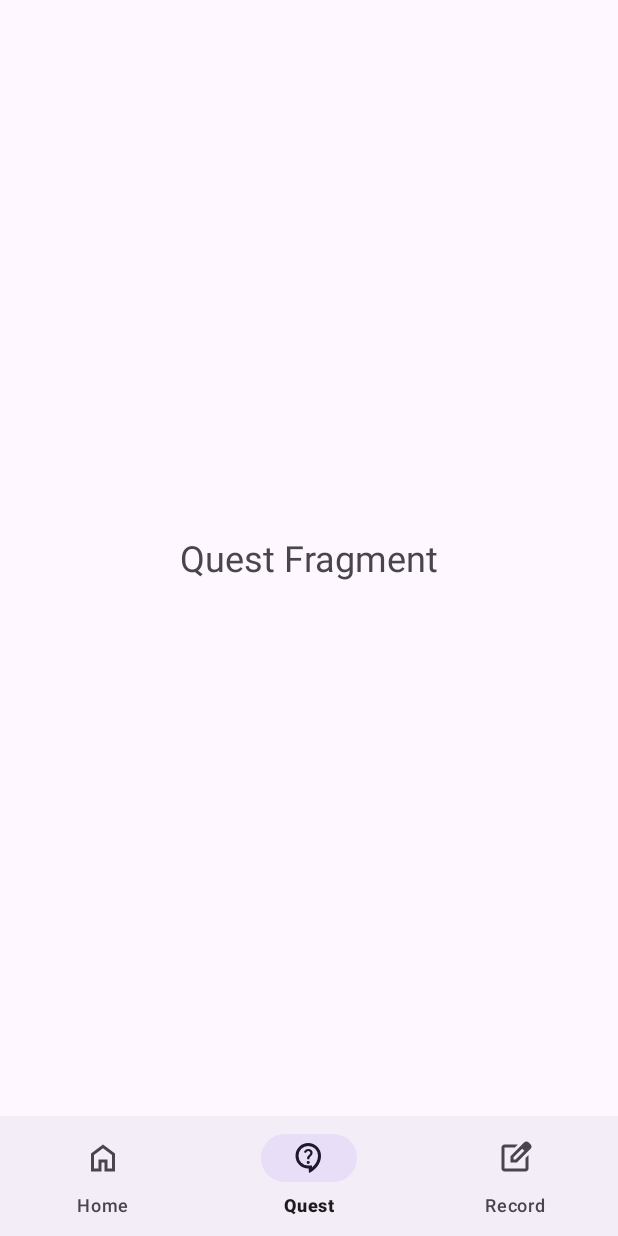
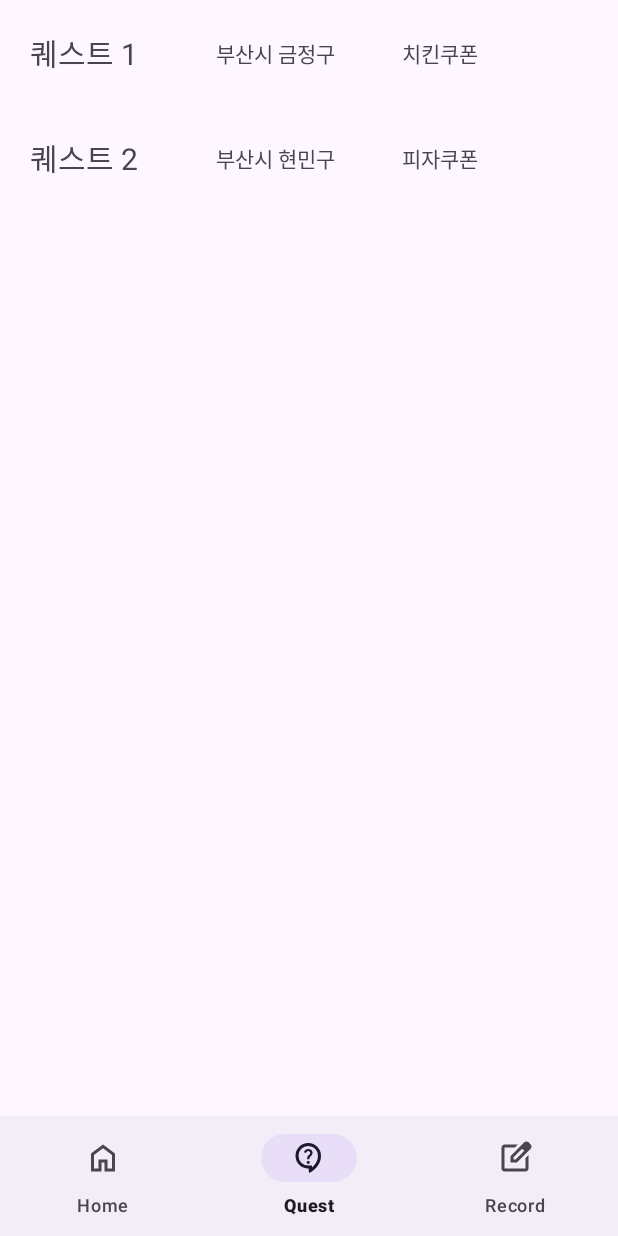
Before and after one commit to kyleidea1/Manolja, an Android app: the screen it shows after launch (MainActivity), item 2 of the bottom bar chosen, on a phone screen of 412 x 824 dp. Run offline under Robolectric (Android 15) with nearby library versions, the phone set to English and light mode, and no system bars.

Commit message:
feat: 퀘스트 프래그먼트 구현
퀘스트 목록 구현, 목록 중 하나 클릭 시 상세 팝업이 뜸

```diff
--- a/app/build.gradle.kts
+++ b/app/build.gradle.kts
@@ -9,6 +9,10 @@ android {
 
     buildFeatures {
         viewBinding = true
+    }
+
+    viewBinding {
+        enable = true
     }
 
     defaultConfig {
--- a/app/src/main/AndroidManifest.xml
+++ b/app/src/main/AndroidManifest.xml
@@ -12,7 +12,9 @@
         android:supportsRtl="true"
         android:theme="@style/Theme.Manolja"
         tools:targetApi="31">
-
+        <activity
+            android:name=".ui.fragment.QuestDetailFragment"
+            android:exported="false" />
         <activity
             android:name=".ui.activity.MainActivity"
             android:exported="true">
--- /dev/null
+++ b/app/src/main/java/com/example/manolja/ui/Quest.kt
@@ -0,0 +1,7 @@
+package com.example.manolja.ui
+
+data class Quest(
+    val name: String,
+    val location: String,
+    val reward: String
+)
--- /dev/null
+++ b/app/src/main/java/com/example/manolja/ui/QuestAdapter.kt
@@ -0,0 +1,36 @@
+import android.view.LayoutInflater
+import android.view.ViewGroup
+import androidx.recyclerview.widget.RecyclerView
+import com.example.manolja.databinding.QuestitemBinding
+import com.example.manolja.ui.Quest
+
+class QuestAdapter(
+    private val questList: List<Quest>,
+    private val onItemClick: (Quest) -> Unit
+) : RecyclerView.Adapter<QuestAdapter.QuestViewHolder>() {
+
+    inner class QuestViewHolder(private val binding: QuestitemBinding) : RecyclerView.ViewHolder(binding.root) {
+        fun bind(quest: Quest) {
+            binding.questname.text = quest.name
+            binding.location.text = quest.location
+            binding.reward.text = quest.reward
+
+            binding.root.setOnClickListener {
+                onItemClick(quest)
+            }
+        }
+    }
+
+    override fun onCreateViewHolder(parent: ViewGroup, viewType: Int): QuestViewHolder {
+        val binding = QuestitemBinding.inflate(LayoutInflater.from(parent.context), parent, false)
+        return QuestViewHolder(binding)
+    }
+
+    override fun onBindViewHolder(holder: QuestViewHolder, position: Int) {
+        holder.bind(questList[position])
+    }
+
+    override fun getItemCount(): Int {
+        return questList.size
+    }
+}
--- a/app/src/main/java/com/example/manolja/ui/activity/MainActivity.kt
+++ b/app/src/main/java/com/example/manolja/ui/activity/MainActivity.kt
@@ -1,11 +1,11 @@
 package com.example.manolja.ui.activity
 
+import QuestFragment
 import android.os.Bundle
 import androidx.appcompat.app.AppCompatActivity
 import com.example.manolja.R
 import com.example.manolja.databinding.ActivityMainBinding
 import com.example.manolja.ui.fragment.HomeFragment
-import com.example.manolja.ui.fragment.QuestFragment
 import com.example.manolja.ui.fragment.RecordFragment
 
 class MainActivity : AppCompatActivity() {
--- a/app/src/main/java/com/example/manolja/ui/fragment/QuestFragment.kt
+++ b/app/src/main/java/com/example/manolja/ui/fragment/QuestFragment.kt
@@ -1,18 +1,65 @@
-package com.example.manolja.ui.fragment
-
 import android.os.Bundle
+import androidx.fragment.app.Fragment
 import android.view.LayoutInflater
 import android.view.View
 import android.view.ViewGroup
-import androidx.fragment.app.Fragment
+import androidx.appcompat.app.AlertDialog
+import androidx.recyclerview.widget.LinearLayoutManager
+import androidx.recyclerview.widget.RecyclerView
 import com.example.manolja.R
+import com.example.manolja.databinding.DialogQuestDetailsBinding
+import com.example.manolja.databinding.FragmentQuestBinding
+import com.example.manolja.ui.Quest
 
 class QuestFragment : Fragment() {
+
+    private var _binding: FragmentQuestBinding? = null
+    private val binding get() = _binding!!
+
+    private lateinit var questAdapter: QuestAdapter
+    private lateinit var questList: List<Quest>
 
     override fun onCreateView(
         inflater: LayoutInflater, container: ViewGroup?,
         savedInstanceState: Bundle?
     ): View? {
-        return inflater.inflate(R.layout.fragment_quest, container, false)
+        _binding = FragmentQuestBinding.inflate(inflater, container, false)
+        val view = binding.root
+
+        // 여기에다가 받아온 데이터 담기
+        questList = listOf(
+            Quest("퀘스트 1", "부산시 금정구", "치킨쿠폰"),
+            Quest("퀘스트 2", "부산시 현민구", "피자쿠폰")
+        )
+
+        questAdapter = QuestAdapter(questList) { quest ->
+            showQuestDetailsDialog(quest)
+        }
+        binding.recyclerView.layoutManager = LinearLayoutManager(context)
+        binding.recyclerView.adapter = questAdapter
+
+        return view
+    }
+
+    private fun showQuestDetailsDialog(quest: Quest) {
+        val dialogBinding = DialogQuestDetailsBinding.inflate(LayoutInflater.from(context))
+
+        // 여기에 받아오는 정보 넣기
+        dialogBinding.tvDate.text = "날짜 정보"
+        dialogBinding.tvQuestName.text = quest.name
+        dialogBinding.tvCompleted.text = "완료됨"
+        dialogBinding.tvReward.text = quest.reward
+        dialogBinding.tvLocation.text = quest.location
+
+        AlertDialog.Builder(requireContext())
+            .setView(dialogBinding.root)
+            .setPositiveButton("확인", null)
+            .create()
+            .show()
+    }
+
+    override fun onDestroyView() {
+        super.onDestroyView()
+        _binding = null
     }
 }
--- a/app/src/main/res/layout/fragment_quest.xml
+++ b/app/src/main/res/layout/fragment_quest.xml
@@ -1,14 +1,13 @@
 <?xml version="1.0" encoding="utf-8"?>
 <FrameLayout xmlns:android="http://schemas.android.com/apk/res/android"
+    xmlns:tools="http://schemas.android.com/tools"
     android:layout_width="match_parent"
     android:layout_height="match_parent"
-    android:padding="16dp">
+    tools:context=".ui.fragment.QuestFragment">
 
-    <TextView
-        android:id="@+id/text_home"
-        android:layout_width="wrap_content"
-        android:layout_height="wrap_content"
-        android:text="Quest Fragment"
-        android:textSize="24sp"
-        android:layout_gravity="center" />
+    <androidx.recyclerview.widget.RecyclerView
+        android:id="@+id/recyclerView"
+        android:layout_width="match_parent"
+        android:layout_height="match_parent" />
+
 </FrameLayout>
--- /dev/null
+++ b/app/src/main/res/layout/questitem.xml
@@ -0,0 +1,44 @@
+<?xml version="1.0" encoding="utf-8"?>
+<androidx.constraintlayout.widget.ConstraintLayout
+    xmlns:android="http://schemas.android.com/apk/res/android"
+    android:layout_width="match_parent"
+    android:layout_height="wrap_content"
+    android:padding="20dp"
+    xmlns:tools="http://schemas.android.com/tools"
+    xmlns:app="http://schemas.android.com/apk/res-auto">
+
+    <TextView
+        android:id="@+id/questname"
+        android:layout_width="0dp"
+        android:layout_height="wrap_content"
+        android:textSize="20sp"
+        android:gravity="center_vertical"
+        app:layout_constraintStart_toStartOf="parent"
+        app:layout_constraintEnd_toStartOf="@+id/location"
+        app:layout_constraintTop_toTopOf="parent"
+        app:layout_constraintBottom_toBottomOf="parent"
+        tools:text="퀘스트명" />
+
+    <TextView
+        android:id="@+id/location"
+        android:layout_width="0dp"
+        android:layout_height="wrap_content"
+        android:gravity="center_vertical"
+        app:layout_constraintStart_toEndOf="@+id/questname"
+        app:layout_constraintEnd_toStartOf="@+id/reward"
+        app:layout_constraintTop_toTopOf="parent"
+        app:layout_constraintBottom_toBottomOf="parent"
+        tools:text="주소" />
+
+    <TextView
+        android:id="@+id/reward"
+        android:layout_width="0dp"
+        android:layout_height="wrap_content"
+        android:gravity="center_vertical"
+        app:layout_constraintStart_toEndOf="@+id/location"
+        app:layout_constraintEnd_toEndOf="parent"
+        app:layout_constraintTop_toTopOf="parent"
+        app:layout_constraintBottom_toBottomOf="parent"
+        tools:text="보상" />
+
+</androidx.constraintlayout.widget.ConstraintLayout>
```
Also changed, not shown: app/src/main/res/layout/dialog_quest_details.xml (added, +63 -0 lines).
